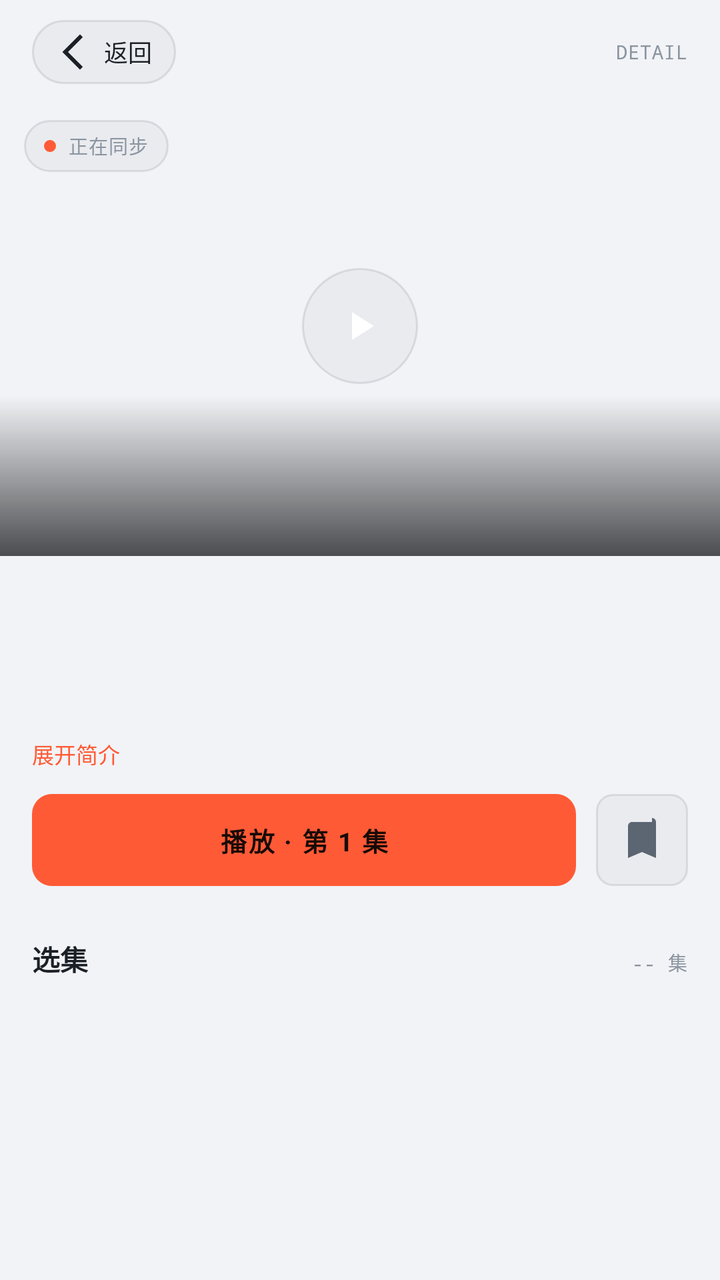
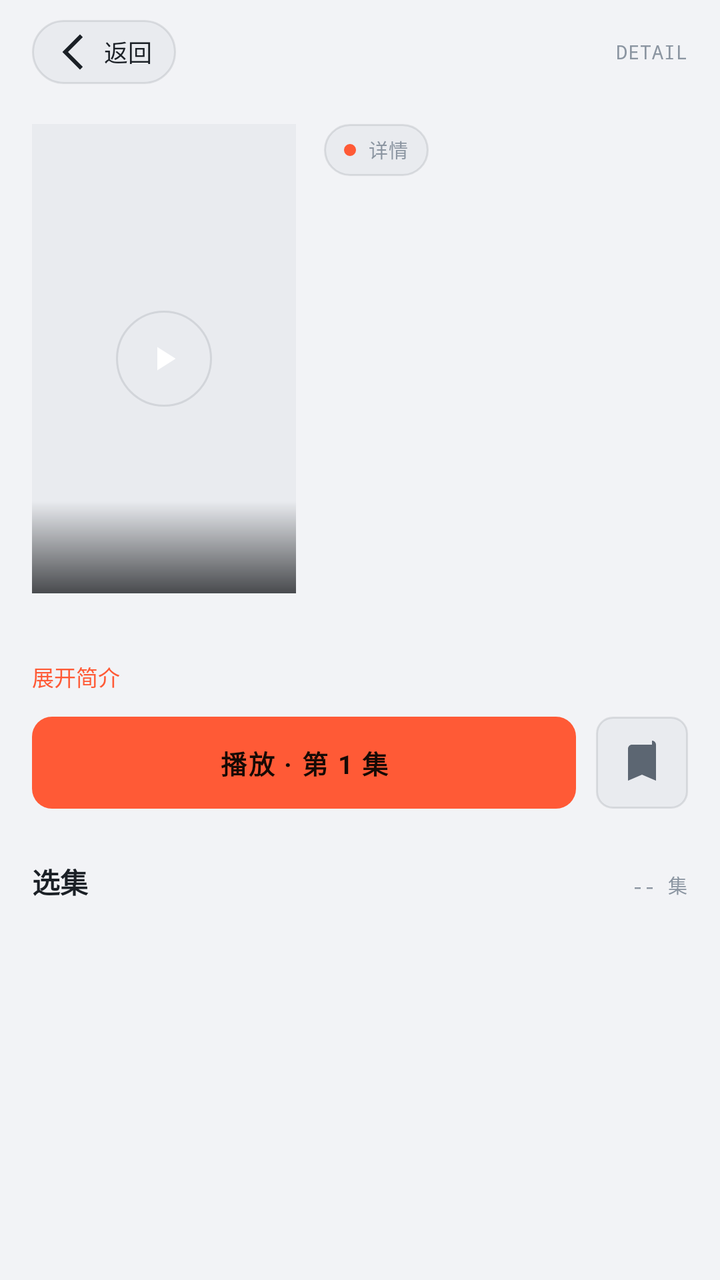

Compare the two renders of this Android layout. The source of the first and the diff that turns it into the second are given below.
<!-- AndroidManifest.xml: application theme Theme.LateShow -->
<!-- res/layout/activity_play.xml -->
<?xml version="1.0" encoding="utf-8"?>
<LinearLayout xmlns:android="http://schemas.android.com/apk/res/android"
    android:layout_width="match_parent"
    android:layout_height="match_parent"
    android:orientation="vertical">

    
    <LinearLayout
        android:layout_width="match_parent"
        android:layout_height="wrap_content"
        android:orientation="horizontal"
        android:gravity="center_vertical"
        android:paddingLeft="16dp"
        android:paddingRight="16dp"
        android:paddingTop="10dp"
        android:paddingBottom="6dp">

        <TextView
            android:id="@+id/btnBack"
            android:layout_width="wrap_content"
            android:layout_height="32dp"
            android:gravity="center_vertical"
            android:paddingLeft="10dp"
            android:paddingRight="12dp"
            android:background="@drawable/bg_capsule"
            android:drawableStart="@drawable/ic_back"
            android:drawablePadding="2dp"
            android:text="返回"
            android:textSize="12sp"
            android:textColor="@color/t1" />

        <Space android:layout_width="0dp" android:layout_height="1dp" android:layout_weight="1" />

        <TextView
            android:id="@+id/breadcrumb"
            style="@style/MetaLabel"
            android:layout_width="wrap_content"
            android:layout_height="wrap_content"
            android:text="DETAIL" />
    </LinearLayout>

    <ScrollView
        android:layout_width="match_parent"
        android:layout_height="match_parent">

        <LinearLayout
            android:layout_width="match_parent"
            android:layout_height="wrap_content"
            android:orientation="vertical">

            
            <FrameLayout
                android:layout_width="match_parent"
                android:layout_height="wrap_content">

                <ImageView
                    android:id="@+id/cover"
                    android:layout_width="match_parent"
                    android:layout_height="230dp"
                    android:scaleType="centerCrop" />

                <View
                    android:layout_width="match_parent"
                    android:layout_height="80dp"
                    android:layout_gravity="bottom"
                    android:background="@drawable/cover_fade" />

                <TextView
                    android:id="@+id/badge"
                    android:layout_width="wrap_content"
                    android:layout_height="26dp"
                    android:layout_margin="12dp"
                    android:gravity="center_vertical"
                    android:paddingLeft="10dp"
                    android:paddingRight="10dp"
                    android:background="@drawable/bg_capsule"
                    android:drawableStart="@drawable/dot_acc"
                    android:drawablePadding="6dp"
                    style="@style/MetaLabel"
                    android:text="正在同步" />

                <FrameLayout
                    android:id="@+id/btnPlayCover"
                    android:layout_width="58dp"
                    android:layout_height="58dp"
                    android:layout_gravity="center"
                    android:background="@drawable/bg_circle">

                    <ImageView
                        android:layout_width="24dp"
                        android:layout_height="24dp"
                        android:layout_gravity="center"
                        android:src="@drawable/ic_play" />
                </FrameLayout>
            </FrameLayout>

            <LinearLayout
                android:layout_width="match_parent"
                android:layout_height="wrap_content"
                android:orientation="vertical"
                android:paddingLeft="16dp"
                android:paddingRight="16dp">

                <TextView
                    android:id="@+id/tvTitle"
                    android:layout_width="match_parent"
                    android:layout_height="wrap_content"
                    android:layout_marginTop="12dp"
                    android:textSize="21sp"
                    android:textStyle="bold"
                    android:textColor="@color/t1" />

                <TextView
                    android:id="@+id/tvMeta"
                    style="@style/MetaLabel"
                    android:layout_width="match_parent"
                    android:layout_height="wrap_content"
                    android:layout_marginTop="6dp"
                    android:text="" />

                <TextView
                    android:id="@+id/tvDesc"
                    android:layout_width="match_parent"
                    android:layout_height="wrap_content"
                    android:layout_marginTop="10dp"
                    android:textSize="12.5sp"
                    android:textColor="@color/t2"
                    android:lineSpacingMultiplier="1.78"
                    android:maxLines="3"
                    android:ellipsize="end" />

                <TextView
                    android:id="@+id/btnToggleDesc"
                    android:layout_width="wrap_content"
                    android:layout_height="wrap_content"
                    android:layout_marginTop="4dp"
                    android:text="展开简介"
                    android:textSize="11sp"
                    android:textColor="@color/acc" />

                
                <LinearLayout
                    android:layout_width="match_parent"
                    android:layout_height="wrap_content"
                    android:layout_marginTop="12dp"
                    android:orientation="horizontal"
                    android:gravity="center_vertical">

                    <TextView
                        android:id="@+id/btnPlay"
                        android:layout_width="0dp"
                        android:layout_weight="1"
                        android:layout_height="46dp"
                        android:gravity="center"
                        android:background="@drawable/bg_btn_main"
                        android:text="播放 · 第 1 集"
                        android:textSize="13sp"
                        android:textStyle="bold"
                        android:textColor="@color/accInk"
                        android:letterSpacing="0.06" />

                    <ImageButton
                        android:id="@+id/btnFav"
                        android:layout_width="46dp"
                        android:layout_height="46dp"
                        android:layout_marginLeft="10dp"
                        android:background="@drawable/bg_smbtn"
                        android:src="@drawable/ic_bookmark"
                        android:contentDescription="收藏" />
                </LinearLayout>

                
                <androidx.recyclerview.widget.RecyclerView
                    android:id="@+id/lines"
                    android:layout_width="match_parent"
                    android:layout_height="wrap_content"
                    android:layout_marginTop="14dp"
                    android:clipToPadding="false" />

                
                <LinearLayout
                    android:layout_width="match_parent"
                    android:layout_height="wrap_content"
                    android:layout_marginTop="12dp"
                    android:orientation="horizontal">

                    <TextView
                        android:layout_width="0dp"
                        android:layout_weight="1"
                        android:layout_height="wrap_content"
                        android:text="选集"
                        android:textSize="14sp"
                        android:textStyle="bold"
                        android:textColor="@color/t1" />

                    <TextView
                        android:id="@+id/epCount"
                        style="@style/MetaLabel"
                        android:layout_width="wrap_content"
                        android:layout_height="wrap_content"
                        android:text="-- 集" />
                </LinearLayout>

                <androidx.recyclerview.widget.RecyclerView
                    android:id="@+id/epGrid"
                    android:layout_width="match_parent"
                    android:layout_height="wrap_content"
                    android:layout_marginTop="8dp"
                    android:nestedScrollingEnabled="false" />
            </LinearLayout>
        </LinearLayout>
    </ScrollView>
</LinearLayout>
<!-- resources referenced by this layout -->
<resources>
  <color name="acc">#FF5A36</color>
  <color name="accInk">#170A05</color>
  <color name="t1">#1B2026</color>
  <color name="t2">#5C6672</color>
  <!-- drawable bg_btn_main (drawable) -->
  <?xml version="1.0" encoding="utf-8"?>
  <shape xmlns:android="http://schemas.android.com/apk/res/android" android:shape="rectangle">
      <solid android:color="@color/acc" />
      <corners android:radius="10dp" />
  </shape>
  <!-- drawable bg_capsule (drawable) -->
  <?xml version="1.0" encoding="utf-8"?>
  <shape xmlns:android="http://schemas.android.com/apk/res/android" android:shape="rectangle">
      <solid android:color="@color/ink700" />
      <stroke android:width="1dp" android:color="@color/line" />
      <corners android:radius="999dp" />
  </shape>
  <!-- drawable bg_circle (drawable) -->
  <?xml version="1.0" encoding="utf-8"?>
  <shape xmlns:android="http://schemas.android.com/apk/res/android" android:shape="oval">
      <solid android:color="@color/ink700" />
      <stroke android:width="1dp" android:color="@color/line" />
  </shape>
  <!-- drawable bg_smbtn (drawable) -->
  <?xml version="1.0" encoding="utf-8"?>
  <shape xmlns:android="http://schemas.android.com/apk/res/android" android:shape="rectangle">
      <solid android:color="@color/ink700" />
      <stroke android:width="1dp" android:color="@color/line" />
      <corners android:radius="8dp" />
  </shape>
  <!-- drawable cover_fade (drawable) -->
  <?xml version="1.0" encoding="utf-8"?>
  <shape xmlns:android="http://schemas.android.com/apk/res/android" android:shape="rectangle">
      <gradient android:angle="270" android:startColor="#000A0C0F" android:endColor="#B80A0C0F" />
  </shape>
  <!-- drawable dot_acc (drawable) -->
  <?xml version="1.0" encoding="utf-8"?>
  <shape xmlns:android="http://schemas.android.com/apk/res/android" android:shape="oval">
      <solid android:color="@color/acc" />
      <size android:width="6dp" android:height="6dp" />
  </shape>
  <!-- drawable ic_back (drawable) -->
  <?xml version="1.0" encoding="utf-8"?>
  <vector xmlns:android="http://schemas.android.com/apk/res/android" android:width="24dp" android:height="24dp" android:viewportWidth="24" android:viewportHeight="24">
      <path android:fillColor="@color/t1" android:pathData="M15.4,4.6L14,3.2 5.2,12l8.8,8.8 1.4,-1.4L8,12z"/>
  </vector>
  <!-- drawable ic_bookmark (drawable) -->
  <?xml version="1.0" encoding="utf-8"?>
  <vector xmlns:android="http://schemas.android.com/apk/res/android" android:width="24dp" android:height="24dp" android:viewportWidth="24" android:viewportHeight="24">
      <path android:fillColor="@color/t2" android:pathData="M17,3H7c-1.1,0 -2,0.9 -2,2v16l7,-3 7,3V3c0,-1.1 -0.9,-2 -2,-2z"/>
  </vector>
  <!-- drawable ic_play (drawable) -->
  <?xml version="1.0" encoding="utf-8"?>
  <vector xmlns:android="http://schemas.android.com/apk/res/android" android:width="24dp" android:height="24dp" android:viewportWidth="24" android:viewportHeight="24">
      <path android:fillColor="#FFFFFF" android:pathData="M8,5v14l11,-7z"/>
  </vector>
  <style name="MetaLabel" parent="Mono">
          <item name="android:textSize">9.5sp</item>
          <item name="android:textColor">@color/t3</item>
          <item name="android:textAllCaps">true</item>
      </style>
  <color name="ink700">#E9EBEF</color>
  <color name="line">#1A12181F</color>
  <style name="Mono">
          <item name="android:fontFamily">monospace</item>
          <item name="android:fontFeatureSettings">tnum</item>
          <item name="android:letterSpacing">0.04</item>
      </style>
  <color name="t3">#8B95A1</color>
  <color name="ink900">#F2F3F6</color>
  <color name="ink800">#FFFFFF</color>
  <!-- unchanged entries left out for length: 1 -->
</resources>

<!-- the commit's change to res/layout/activity_play.xml (unified diff, before → after) -->
@@ -1,5 +1,6 @@
 <?xml version="1.0" encoding="utf-8"?>
 <LinearLayout xmlns:android="http://schemas.android.com/apk/res/android"
+    xmlns:app="http://schemas.android.com/apk/res-auto"
     android:layout_width="match_parent"
     android:layout_height="match_parent"
     android:orientation="vertical">
@@ -49,50 +50,138 @@
             android:orientation="vertical">
 
             
-            <FrameLayout
+            <androidx.constraintlayout.widget.ConstraintLayout
+                android:id="@+id/playerContainer"
                 android:layout_width="match_parent"
-                android:layout_height="wrap_content">
-
-                <ImageView
-                    android:id="@+id/cover"
-                    android:layout_width="match_parent"
-                    android:layout_height="230dp"
-                    android:scaleType="centerCrop" />
-
-                <View
-                    android:layout_width="match_parent"
-                    android:layout_height="80dp"
-                    android:layout_gravity="bottom"
-                    android:background="@drawable/cover_fade" />
+                android:layout_height="wrap_content"
+                android:background="#000000"
+                android:visibility="gone">
+
+                <androidx.media3.ui.PlayerView
+                    android:id="@+id/playerView"
+                    android:layout_width="0dp"
+                    android:layout_height="0dp"
+                    app:layout_constraintDimensionRatio="16:9"
+                    app:layout_constraintTop_toTopOf="parent"
+                    app:layout_constraintBottom_toBottomOf="parent"
+                    app:layout_constraintStart_toStartOf="parent"
+                    app:layout_constraintEnd_toEndOf="parent"
+                    app:surface_type="surface_view"
+                    app:show_buffering="when_playing" />
 
                 <TextView
-                    android:id="@+id/badge"
+                    android:id="@+id/seekOverlay"
                     android:layout_width="wrap_content"
-                    android:layout_height="26dp"
+                    android:layout_height="wrap_content"
                     android:layout_margin="12dp"
-                    android:gravity="center_vertical"
-                    android:paddingLeft="10dp"
-                    android:paddingRight="10dp"
-                    android:background="@drawable/bg_capsule"
-                    android:drawableStart="@drawable/dot_acc"
-                    android:drawablePadding="6dp"
-                    style="@style/MetaLabel"
-                    android:text="正在同步" />
-
-                <FrameLayout
-                    android:id="@+id/btnPlayCover"
-                    android:layout_width="58dp"
-                    android:layout_height="58dp"
-                    android:layout_gravity="center"
-                    android:background="@drawable/bg_circle">
+                    android:gravity="center"
+                    android:paddingLeft="14dp"
+                    android:paddingRight="14dp"
+                    android:paddingTop="7dp"
+                    android:paddingBottom="7dp"
+                    android:background="@drawable/bg_chip_dark"
+                    android:textSize="12sp"
+                    android:textColor="#FFFFFF"
+                    android:fontFamily="monospace"
+                    android:visibility="gone"
+                    app:layout_constraintTop_toTopOf="parent"
+                    app:layout_constraintBottom_toBottomOf="parent"
+                    app:layout_constraintStart_toStartOf="parent"
+                    app:layout_constraintEnd_toEndOf="parent" />
+            </androidx.constraintlayout.widget.ConstraintLayout>
+
+            
+            <LinearLayout
+                android:layout_width="match_parent"
+                android:layout_height="wrap_content"
+                android:orientation="horizontal"
+                android:paddingLeft="16dp"
+                android:paddingRight="16dp"
+                android:paddingTop="14dp">
+
+                <androidx.constraintlayout.widget.ConstraintLayout
+                    android:id="@+id/posterBox"
+                    android:layout_width="132dp"
+                    android:layout_height="wrap_content">
 
                     <ImageView
-                        android:layout_width="24dp"
-                        android:layout_height="24dp"
-                        android:layout_gravity="center"
-                        android:src="@drawable/ic_play" />
-                </FrameLayout>
-            </FrameLayout>
+                        android:id="@+id/cover"
+                        android:layout_width="0dp"
+                        android:layout_height="0dp"
+                        android:scaleType="centerCrop"
+                        android:background="@color/ink700"
+                        app:layout_constraintDimensionRatio="9:16"
+                        app:layout_constraintTop_toTopOf="parent"
+                        app:layout_constraintBottom_toBottomOf="parent"
+                        app:layout_constraintStart_toStartOf="parent"
+                        app:layout_constraintEnd_toEndOf="parent" />
+
+                    <View
+                        android:layout_width="0dp"
+                        android:layout_height="46dp"
+                        android:background="@drawable/cover_fade"
+                        app:layout_constraintBottom_toBottomOf="@id/cover"
+                        app:layout_constraintStart_toStartOf="@id/cover"
+                        app:layout_constraintEnd_toEndOf="@id/cover" />
+
+                    <FrameLayout
+                        android:id="@+id/btnPlayCover"
+                        android:layout_width="48dp"
+                        android:layout_height="48dp"
+                        android:background="@drawable/bg_circle"
+                        app:layout_constraintTop_toTopOf="@id/cover"
+                        app:layout_constraintBottom_toBottomOf="@id/cover"
+                        app:layout_constraintStart_toStartOf="@id/cover"
+                        app:layout_constraintEnd_toEndOf="@id/cover">
+
+                        <ImageView
+                            android:layout_width="20dp"
+                            android:layout_height="20dp"
+                            android:layout_gravity="center"
+                            android:src="@drawable/ic_play" />
+                    </FrameLayout>
+                </androidx.constraintlayout.widget.ConstraintLayout>
+
+                <LinearLayout
+                    android:layout_width="0dp"
+                    android:layout_height="wrap_content"
+                    android:layout_weight="1"
+                    android:layout_marginLeft="14dp"
+                    android:orientation="vertical">
+
+                    <TextView
+                        android:id="@+id/badge"
+                        android:layout_width="wrap_content"
+                        android:layout_height="26dp"
+                        android:gravity="center_vertical"
+                        android:paddingLeft="10dp"
+                        android:paddingRight="10dp"
+                        android:background="@drawable/bg_capsule"
+                        android:drawableStart="@drawable/dot_acc"
+                        android:drawablePadding="6dp"
+                        style="@style/MetaLabel"
+                        android:text="详情" />
+
+                    <TextView
+                        android:id="@+id/tvTitle"
+                        android:layout_width="match_parent"
+                        android:layout_height="wrap_content"
+                        android:layout_marginTop="8dp"
+                        android:textSize="18sp"
+                        android:textStyle="bold"
+                        android:textColor="@color/t1"
+                        android:maxLines="3"
+                        android:ellipsize="end" />
+
+                    <TextView
+                        android:id="@+id/tvMeta"
+                        style="@style/MetaLabel"
+                        android:layout_width="match_parent"
+                        android:layout_height="wrap_content"
+                        android:layout_marginTop="6dp"
+                        android:text="" />
+                </LinearLayout>
+            </LinearLayout>
 
             <LinearLayout
                 android:layout_width="match_parent"
@@ -102,27 +191,10 @@
                 android:paddingRight="16dp">
 
                 <TextView
-                    android:id="@+id/tvTitle"
+                    android:id="@+id/tvDesc"
                     android:layout_width="match_parent"
                     android:layout_height="wrap_content"
                     android:layout_marginTop="12dp"
-                    android:textSize="21sp"
-                    android:textStyle="bold"
-                    android:textColor="@color/t1" />
-
-                <TextView
-                    android:id="@+id/tvMeta"
-                    style="@style/MetaLabel"
-                    android:layout_width="match_parent"
-                    android:layout_height="wrap_content"
-                    android:layout_marginTop="6dp"
-                    android:text="" />
-
-                <TextView
-                    android:id="@+id/tvDesc"
-                    android:layout_width="match_parent"
-                    android:layout_height="wrap_content"
-                    android:layout_marginTop="10dp"
                     android:textSize="12.5sp"
                     android:textColor="@color/t2"
                     android:lineSpacingMultiplier="1.78"
<!-- resource entries referenced after the edit -->
@@ -15,6 +15,12 @@
   <shape xmlns:android="http://schemas.android.com/apk/res/android" android:shape="rectangle">
       <solid android:color="@color/ink700" />
       <stroke android:width="1dp" android:color="@color/line" />
+      <corners android:radius="999dp" />
+  </shape>
+  <!-- drawable bg_chip_dark (drawable) -->
+  <?xml version="1.0" encoding="utf-8"?>
+  <shape xmlns:android="http://schemas.android.com/apk/res/android" android:shape="rectangle">
+      <solid android:color="#99101318" />
       <corners android:radius="999dp" />
   </shape>
   <!-- drawable bg_circle (drawable) -->
